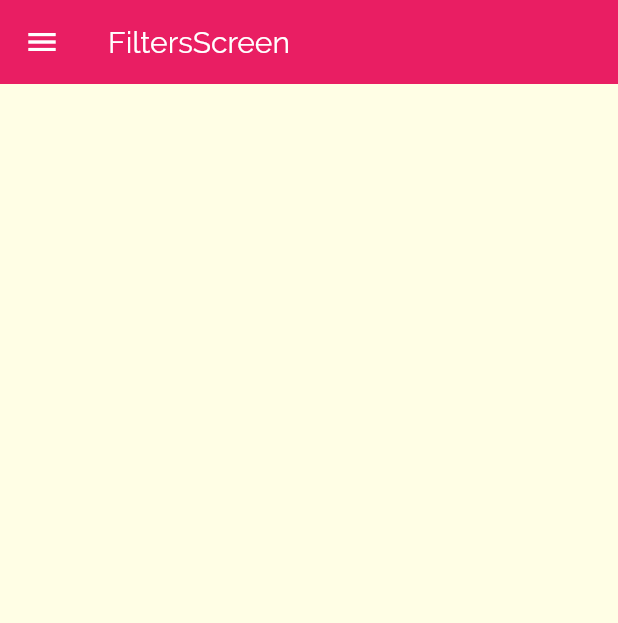
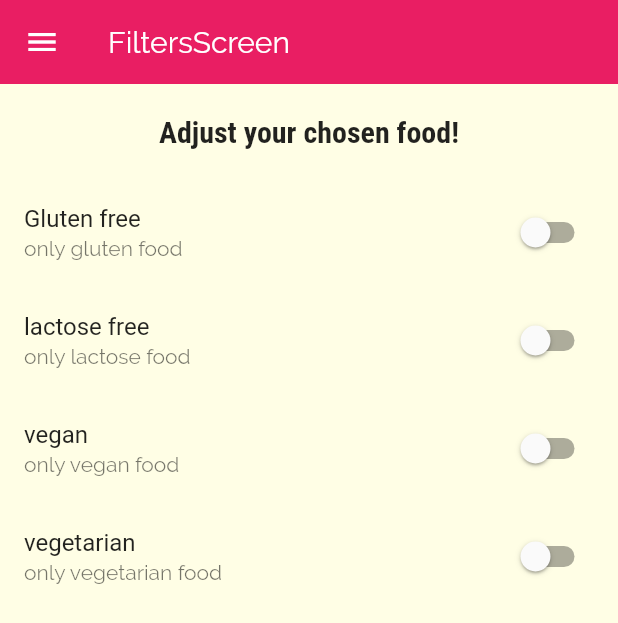
Before and after one commit to thought7878/udemy_meals_app, a Flutter app: the FiltersScreen screen opened by its route, on a phone screen of 412 x 824 dp. Shown: the top 623 px of the screen. Run offline on Flutter 3.47's test engine with Material 2 defaults, Android fonts, the phone set to English and light mode, and no system bars.

Commit message:
175. Adding Filter Switches

```diff
--- a/lib/screens/category_meals_screen.dart
+++ b/lib/screens/category_meals_screen.dart
@@ -14,7 +14,7 @@ class CategoryMealsScreen extends StatefulWidget {
 class _CategoryMealsScreenState extends State<CategoryMealsScreen> {
   List<Meal> displayedMeals;
   String mealTitle = '';
-  bool _loadedInitData = false;
+  var _loadedInitData = false;
 
   @override
   void initState() {
--- a/lib/screens/filters_screen.dart
+++ b/lib/screens/filters_screen.dart
@@ -1,8 +1,18 @@
 import 'package:flutter/material.dart';
 import '../widgets/main_drawer.dart';
 
-class FiltersScreen extends StatelessWidget {
+class FiltersScreen extends StatefulWidget {
   static const String routeName = '/filters';
+
+  @override
+  _FiltersScreenState createState() => _FiltersScreenState();
+}
+
+class _FiltersScreenState extends State<FiltersScreen> {
+  var _glutenFree = false;
+  var _lactoseFree = false;
+  var _vegan = false;
+  var _vegetarian = false;
 
   @override
   Widget build(BuildContext context) {
@@ -12,6 +22,63 @@ class FiltersScreen extends StatelessWidget {
         elevation: 0.0,
       ),
       drawer: MainDrawer(),
+      body: Column(
+        children: <Widget>[
+          Container(
+            padding: EdgeInsets.all(20),
+            child: Text(
+              'Adjust your chosen food!',
+              style: Theme.of(context).textTheme.title,
+            ),
+          ),
+          Expanded(
+            child: ListView(
+              children: <Widget>[
+                SwitchListTile(
+                  title: Text('Gluten free'),
+                  value: _glutenFree,
+                  subtitle: Text('only gluten food'),
+                  onChanged: (newValue) {
+                    setState(() {
+                      _glutenFree = newValue;
+                    });
+                  },
+                ),
+                SwitchListTile(
+                  title: Text('lactose free'),
+                  value: _lactoseFree,
+                  subtitle: Text('only lactose food'),
+                  onChanged: (newValue) {
+                    setState(() {
+                      _lactoseFree = newValue;
+                    });
+                  },
+                ),
+                SwitchListTile(
+                  title: Text('vegan'),
+                  value: _vegan,
+                  subtitle: Text('only vegan food'),
+                  onChanged: (newValue) {
+                    setState(() {
+                      _vegan = newValue;
+                    });
+                  },
+                ),
+                SwitchListTile(
+                  title: Text('vegetarian'),
+                  value: _vegetarian,
+                  subtitle: Text('only vegetarian food'),
+                  onChanged: (newValue) {
+                    setState(() {
+                      _vegetarian = newValue;
+                    });
+                  },
+                ),
+              ],
+            ),
+          )
+        ],
+      ),
     );
   }
 }
```
